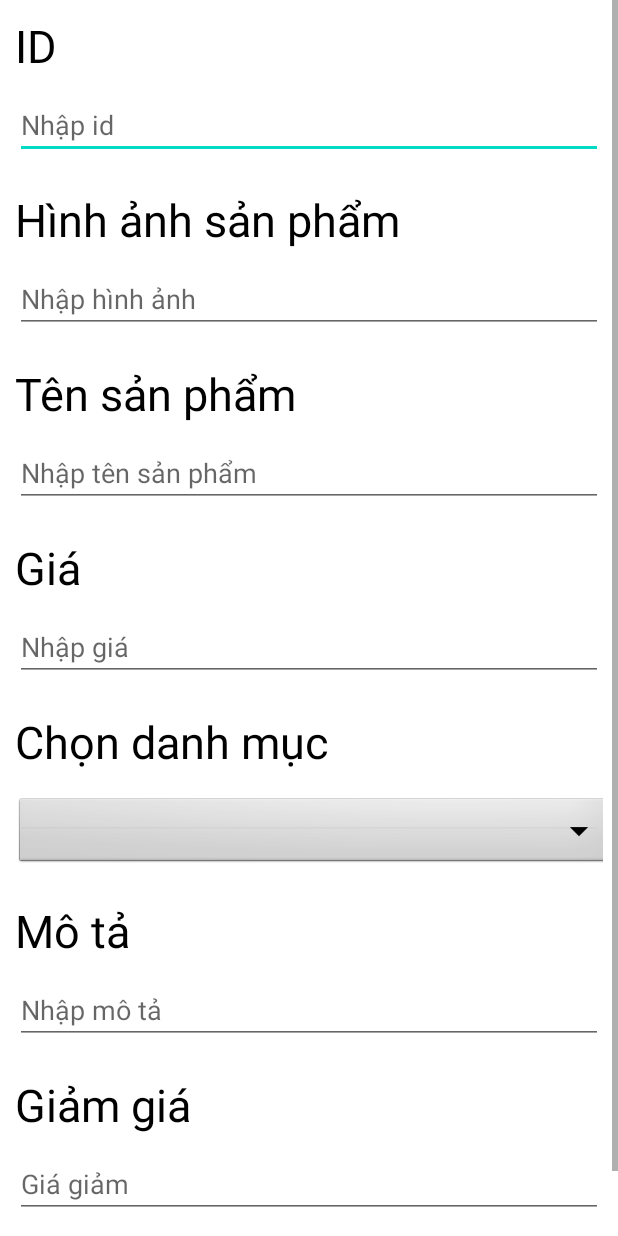
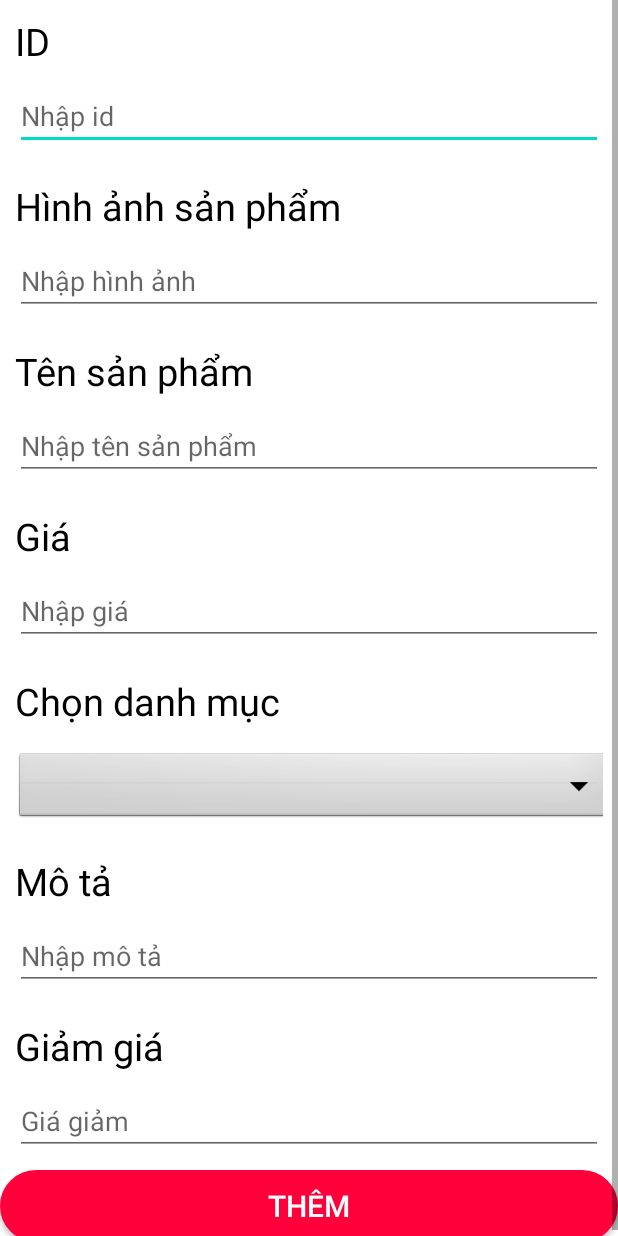
Before and after one commit to phattq21it/DoAnCoSo3, an Android app: the layout fragment_add_item.xml on its own in the app's theme, with its tools: preview values and no code run, on a phone screen of 412 x 824 dp. Run offline under Robolectric (Android 15) with nearby library versions, the phone set to English and light mode, and no system bars.

Commit message:
sua giao dien lan thu n

```diff
--- a/adminapp/src/main/res/layout/fragment_add_item.xml
+++ b/adminapp/src/main/res/layout/fragment_add_item.xml
@@ -17,7 +17,7 @@
                 android:layout_height="wrap_content"
                 android:text="ID"
                 android:textColor="@color/black"
-                android:textSize="30sp"/>
+                android:textSize="25sp"/>
             <EditText
                 android:id="@+id/edtIdItem"
                 android:layout_width="match_parent"
@@ -35,7 +35,7 @@
                 android:layout_height="wrap_content"
                 android:text="Hình ảnh sản phẩm"
                 android:textColor="@color/black"
-                android:textSize="30sp"/>
+                android:textSize="25sp"/>
             <EditText
                 android:id="@+id/edtImageItem"
                 android:layout_width="match_parent"
@@ -52,7 +52,7 @@
             android:layout_height="wrap_content"
             android:text="Tên sản phẩm"
             android:textColor="@color/black"
-            android:textSize="30sp"/>
+            android:textSize="25sp"/>
         <EditText
             android:id="@+id/edtNameItem"
             android:layout_width="match_parent"
@@ -70,7 +70,7 @@
                 android:layout_height="wrap_content"
                 android:text="Giá"
                 android:textColor="@color/black"
-                android:textSize="30sp"/>
+                android:textSize="25sp"/>
             <EditText
                 android:id="@+id/edtPriceItem"
                 android:layout_width="match_parent"
@@ -88,7 +88,7 @@
                 android:layout_height="wrap_content"
                 android:text="Chọn danh mục"
                 android:textColor="@color/black"
-                android:textSize="30sp"
+                android:textSize="25sp"
                 android:id="@+id/tvCategory"
 
                 />
@@ -120,7 +120,7 @@
                 android:layout_height="wrap_content"
                 android:text="Mô tả"
                 android:textColor="@color/black"
-                android:textSize="30sp"/>
+                android:textSize="25sp"/>
             <EditText
                 android:id="@+id/edtDescriptionItem"
                 android:layout_width="match_parent"
@@ -138,25 +138,29 @@
                 android:layout_height="wrap_content"
                 android:text="Giảm giá"
                 android:textColor="@color/black"
-                android:textSize="30sp"/>
+                android:textSize="25sp"/>
             <EditText
                 android:id="@+id/edtDiscountItem"
                 android:layout_width="match_parent"
                 android:layout_height="wrap_content"
                 android:hint="Giá giảm"/>
         </LinearLayout>
-        <Button
+        <androidx.appcompat.widget.AppCompatButton
             android:id="@+id/btnAddItem"
             android:layout_width="match_parent"
             android:layout_height="wrap_content"
             android:text="Thêm"
-            android:textSize="20sp"/>
-        <Button
+            android:textColor="@color/white"
+            android:textSize="20sp"
+            android:background="@drawable/bgg"/>
+        <androidx.appcompat.widget.AppCompatButton
             android:layout_width="match_parent"
             android:layout_height="wrap_content"
             android:text="Sửa"
             android:textSize="20sp"
-            android:visibility="gone"/>
+            android:textColor="@color/white"
+            android:visibility="gone"
+            android:background="@drawable/bgg"/>
     </LinearLayout>
 
 
--- a/adminapp/src/main/res/layout/fragment_homead.xml
+++ b/adminapp/src/main/res/layout/fragment_homead.xml
@@ -4,7 +4,7 @@
     xmlns:tools="http://schemas.android.com/tools"
     android:layout_width="match_parent"
     android:layout_height="match_parent"
-    android:background="#F8BF6B"
+    android:background="#E5E4E2"
     android:gravity="center"
     android:orientation="vertical">
 
--- a/adminapp/src/main/res/layout/fragment_manage_category.xml
+++ b/adminapp/src/main/res/layout/fragment_manage_category.xml
@@ -3,6 +3,7 @@
     xmlns:tools="http://schemas.android.com/tools"
     android:layout_width="match_parent"
     android:layout_height="match_parent"
+    android:background="@color/white"
     tools:context=".fragment.ManageCategoryFragment">
 
     <!-- TODO: Update blank fragment layout -->
--- a/adminapp/src/main/res/layout/fragment_manage_user.xml
+++ b/adminapp/src/main/res/layout/fragment_manage_user.xml
@@ -6,11 +6,7 @@
     tools:context=".fragment.ManageUserFragment"
     android:background="@color/white"
     android:orientation="vertical">
-    <TextView
-        android:layout_width="match_parent"
-        android:layout_height="wrap_content"
-        android:text="cccccccccccccccccccccc"
-        android:textColor="@color/red"/>
+
     <androidx.recyclerview.widget.RecyclerView
         android:id="@+id/rcvuser"
         android:layout_margin="10dp"
--- a/adminapp/src/main/res/layout/fragment_notificationad.xml
+++ b/adminapp/src/main/res/layout/fragment_notificationad.xml
@@ -167,7 +167,7 @@
         android:textSize="22sp"
         android:layout_alignParentBottom="true"
         android:layout_centerHorizontal="true"
-        android:background="@drawable/bg"
+        android:background="@drawable/bgg"
         android:layout_marginBottom="5dp"
         android:layout_marginStart="5dp"
         android:layout_marginEnd="5dp"
--- a/adminapp/src/main/res/layout/item_user_manager.xml
+++ b/adminapp/src/main/res/layout/item_user_manager.xml
@@ -3,16 +3,15 @@
     android:layout_width="match_parent"
     android:layout_height="wrap_content"
     xmlns:tools="http://schemas.android.com/tools"
-
-    android:background="@color/white">
+>
         <TextView
             android:id="@+id/txtuser"
             android:layout_width="wrap_content"
             android:layout_height="wrap_content"
             android:text="text1"
+            android:layout_marginStart="5dp"
             android:textSize="20sp"
             android:textStyle="bold"
-            android:textColor="@color/black"
             android:layout_centerVertical="true"/>
 
     <LinearLayout
```
Also changed, not shown: adminapp/src/main/res/layout/fragment_manage.xml (+5 -4 lines), adminapp/src/main/res/layout/fragment_manage_item.xml (+2 -6 lines), app/src/main/res/layout/fragment_details.xml (+6 -3 lines), app/src/main/res/layout/item_nhungloirv.xml (+10 -10 lines), adminapp/src/main/res/drawable/bg.png (added), adminapp/src/main/res/drawable/bgg.xml (renamed from adminapp/src/main/res/drawable/bg.xml), adminapp/src/main/res/drawable/dffec2b6b69b0cc8bc027e6a22757a60.jpg (added).
